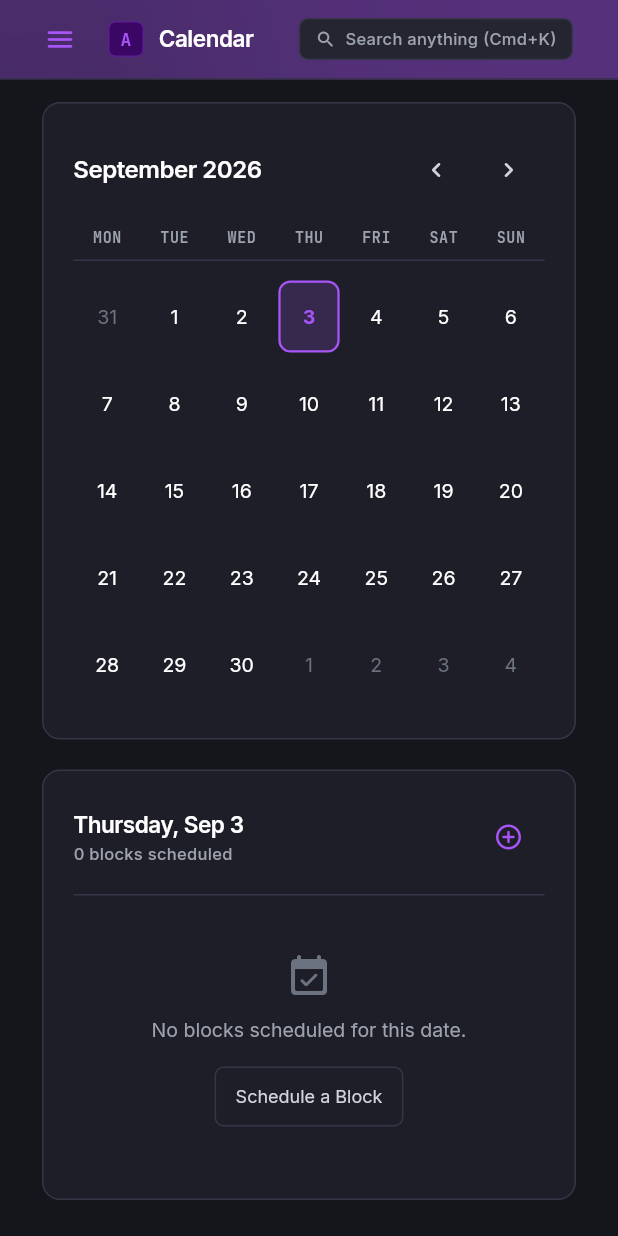
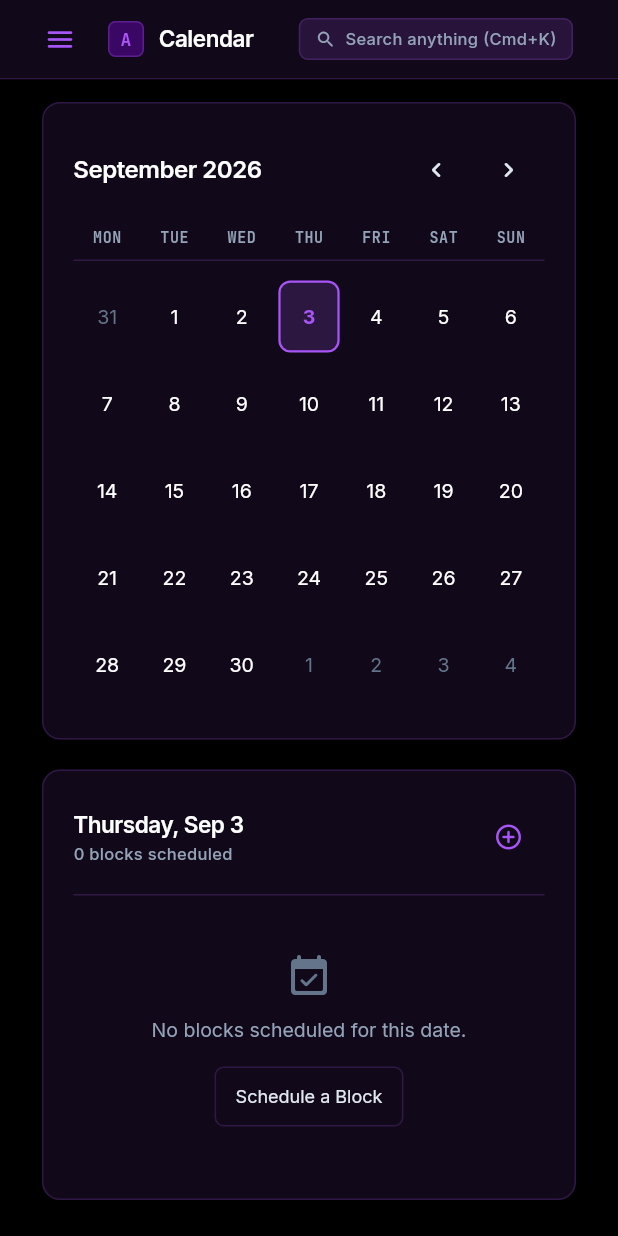
Before and after one commit to Dhyanesh2603/Arete, a Flutter app: the CalendarView screen opened by its route, scrolled down 84 dp, on a phone screen of 412 x 824 dp. Run offline on Flutter 3.47's test engine with Material 3 defaults, Android fonts, the light colour scheme and no system bars; our stand-ins replace fl_chart, flutter_riverpod, go_router, google_fonts, shared_preferences, supabase; missing offline and left inert: dart:html, dart:js_interop; accounts and stored records are empty.

Commit message:
style: apply pure black background with matte translucent purple glass elements

```diff
--- a/lib/core/theme/app_colors.dart
+++ b/lib/core/theme/app_colors.dart
@@ -2,22 +2,22 @@ import 'package:flutter/material.dart';
 
 class AppColors {
   // Surface & Depth Tokens
-  static const Color canvas = Color(0xFF15151C); // Deep Violet-Grey
-  static const Color surfaceTier1 = Color(0xFF1E1E28); // Elevated Dark Grey
-  static const Color surfaceTier2 = Color(0xFF252532); // Card Background
-  static const Color surfaceHover = Color(0xFF2C2C3D); // Hover State
-  static const Color surfaceGlass = Color(0x33A855F7); // Purple Glass Overlay
+  static const Color canvas = Color(0xFF000000); // Pure OLED Black
+  static const Color surfaceTier1 = Color(0x1AA855F7); // 10% Light Purple Glass
+  static const Color surfaceTier2 = Color(0x26A855F7); // 15% Light Purple Glass
+  static const Color surfaceHover = Color(0x33A855F7); // 20% Light Purple Glass
+  static const Color surfaceGlass = Color(0x1AA855F7); // 10% Light Purple Glass (Matte)
 
   // Hairline Borders
-  static const Color borderSubtle = Color(0xFF353548); // Subtle divider
-  static const Color borderActive = Color(0xFF4D4D66); // Active focus border
+  static const Color borderSubtle = Color(0x33A855F7); // 20% Purple border
+  static const Color borderActive = Color(0x66A855F7); // 40% Purple border
   static const Color borderGlowCyan = Color(0x66A855F7); // Purple glow
 
   // Typography Tones
   static const Color textHigh = Color(0xFFFFFFFF); // Crisp White
-  static const Color textMedium = Color(0xFFD1D5DB); // Muted Silver
-  static const Color textMuted = Color(0xFF9CA3AF); // Steel Grey
-  static const Color textSubtle = Color(0xFF6B7280); // Navy Grey
+  static const Color textMedium = Color(0xFFE2E8F0); // Light Silver
+  static const Color textMuted = Color(0xFF94A3B8); // Muted Silver
+  static const Color textSubtle = Color(0xFF64748B); // Slate Grey
 
   // Domain & Status Signals (Variable names kept for codebase compatibility)
   static const Color cyan = Color(0xFFA855F7); // Electric Purple (Primary Accent)
--- a/lib/presentation/views/shell_scaffold.dart
+++ b/lib/presentation/views/shell_scaffold.dart
@@ -88,19 +88,8 @@ class _ShellScaffoldState extends ConsumerState<ShellScaffold> {
       onKeyEvent: _handleKeyEvent,
       child: Scaffold(
         backgroundColor: AppColors.canvas,
-        body: Container(
-          decoration: BoxDecoration(
-            gradient: RadialGradient(
-              center: const Alignment(-0.8, -0.8),
-              radius: 2.0,
-              colors: [
-                AppColors.cyan.withValues(alpha: 0.15),
-                AppColors.canvas,
-              ],
-            ),
-          ),
-          child: Stack(
-            children: [
+        body: Stack(
+          children: [
             // Main Content Area
             Column(
               children: [
@@ -159,7 +148,7 @@ class _ShellScaffoldState extends ConsumerState<ShellScaffold> {
           ],
         ),
       ),
-    ));
+    );
   }
 
   Widget _buildTopHeader(BuildContext context, dynamic user, bool isFocusActive) {
--- a/lib/presentation/widgets/glass_container.dart
+++ b/lib/presentation/widgets/glass_container.dart
@@ -20,7 +20,7 @@ class GlassContainer extends StatelessWidget {
     this.borderRadius = 12.0,
     this.color,
     this.border,
-    this.blur = 12.0,
+    this.blur = 32.0,
     this.constraints,
   });
 
@@ -38,7 +38,7 @@ class GlassContainer extends StatelessWidget {
             decoration: BoxDecoration(
               color: color ?? AppColors.surfaceGlass,
               borderRadius: BorderRadius.circular(borderRadius),
-              border: border ?? Border.all(color: AppColors.borderSubtle.withValues(alpha: 0.2)),
+              border: border ?? Border.all(color: AppColors.borderSubtle),
             ),
             child: child,
           ),
```
